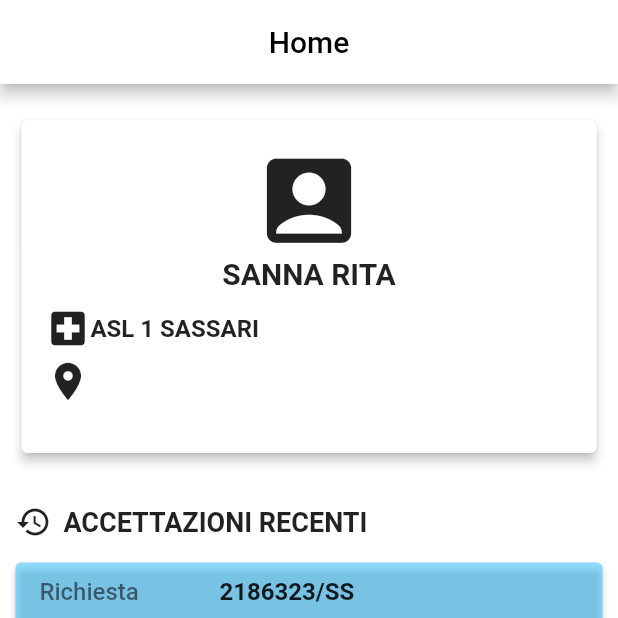
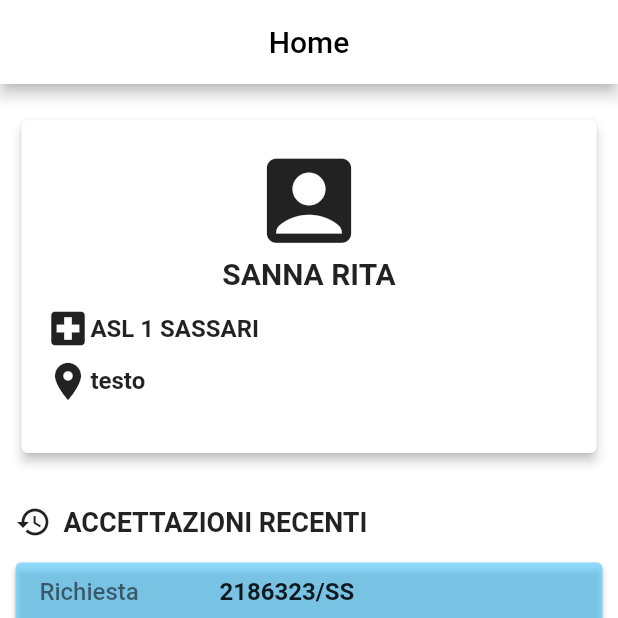
Before and after one commit to fabio1600/coran, a Flutter app: the screen it shows after launch, on a phone screen of 412 x 824 dp, the top half of it. Run offline on Flutter 3.47's test engine with Material 3 defaults, Android fonts, the phone set to English and light mode, and no system bars; our stand-ins replace firebase_core, firebase_messaging, flutter_riverpod, go_router, permission_handler, share_plus and 1 more; missing offline and left inert: syncfusion_flutter_pdfviewer; accounts and stored records are empty.

Commit message:
commentato token e richiesta, lasciato solo initialize

```diff
--- a/lib/features/task/home.dart
+++ b/lib/features/task/home.dart
@@ -15,7 +15,7 @@ class Home extends ConsumerStatefulWidget {
   ConsumerState<Home> createState() => _HomeState();
 }
 class _HomeState extends ConsumerState<Home> {
-String? _token;
+/*String? _token;
 Future<void> initPush() async {
   FirebaseMessaging messaging = FirebaseMessaging.instance;
 
@@ -34,7 +34,7 @@ void initState() {
    WidgetsBinding.instance.addPostFrameCallback((_) {
     initPush(); // ora viene chiamato dopo che il widget è montato
   });
-}
+}*/
 
  @override
   Widget build(BuildContext context) {
@@ -66,7 +66,7 @@ void initState() {
                       Padding(padding: EdgeInsets.only(top:5),child: Row(
                         children: [
                           Icon(Icons.location_on,size: 30,),
-                           Expanded(child: Text('${_token} ',style: TextStyle(fontSize: 16,fontWeight: FontWeight.bold)))
+                           Expanded(child: Text('testo',style: TextStyle(fontSize: 16,fontWeight: FontWeight.bold)))
                         ],
                       ),),
                     ],
--- a/lib/main.dart
+++ b/lib/main.dart
@@ -30,7 +30,7 @@ class MyApp extends StatefulWidget {
 
 class _MyAppState extends State<MyApp> {
 
-   @override
+   /*@override
   void initState() {
     super.initState();
     initFirebaseMessaging();
@@ -44,7 +44,7 @@ class _MyAppState extends State<MyApp> {
     String? token = await messaging.getToken();
 
     print("TOKEN: $token");
-  }
+  }*/
 
   @override
   Widget build(BuildContext context) {
```
